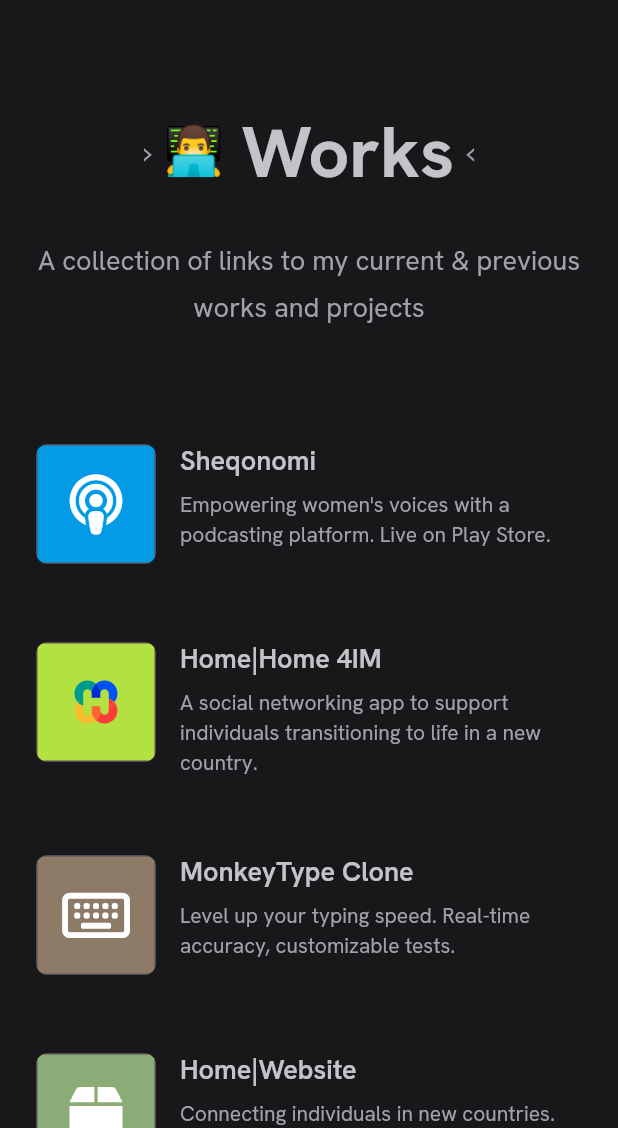
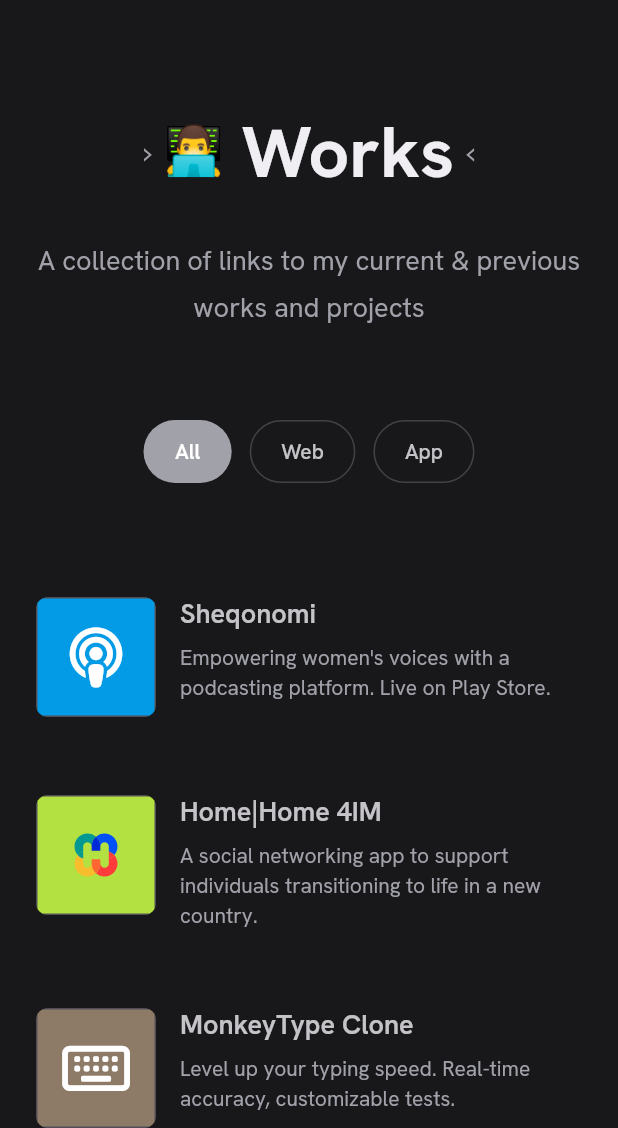
Before and after one commit to Ankit180898/portfolio_website, a Flutter app: the ProjectsScreen screen opened by its route, on a phone screen of 412 x 824 dp, the part 108-1236 px from its top. Run offline on Flutter 3.47's test engine with Material 3 defaults, Android fonts, the phone set to English and light mode, and no system bars; our stand-ins replace cached_network_image, flutter_svg, font_awesome_flutter, get, get_storage; accounts and stored records are empty.

Commit message:
Refactor project filtering logic in ProjectsController; add filter chips UI in ProjectsScreen; update ProjectCard icon handling; improve color usage for better readability.

```diff
--- a/lib/controllers/projects_controller.dart
+++ b/lib/controllers/projects_controller.dart
@@ -18,7 +18,7 @@
   final RxString activeFilter = 'All'.obs;
 
   // Available filters
-  List<String> get filters => ['All', 'Web', 'App', 'Design'];
+  List<String> get filters => ['All', 'Web', 'App'];
 
   // Get filtered projects based on active filter
   List<Project> get filteredProjects {
@@ -27,7 +27,7 @@
     }
 
     final ProjectType filterType = ProjectType.values.firstWhere(
-      (type) => type.toString().split('.').last == activeFilter.value,
+      (type) => type.toString().split('.').last == activeFilter.value.toLowerCase(),
       orElse: () => ProjectType.web,
     );
 
--- a/lib/screens/projects_screen.dart
+++ b/lib/screens/projects_screen.dart
@@ -45,6 +45,9 @@
 
                         // Header
                         _buildHeader(themeController),
+                        const SizedBox(height: 60),
+                        // Header
+                        _buildFilterChips(controller, themeController),
                         const SizedBox(height: 60),
 
                         // Projects grid or list
@@ -94,7 +97,7 @@
                 fontFamily: AppTheme.fontFamily,
                 fontSize: 48,
                 fontWeight: AppTheme.bold,
-                color: themeController.textPrimaryColor.withOpacity(0.8),
+                color: themeController.textPrimaryColor,
               ),
             ),
             const SizedBox(width: 8),
@@ -127,6 +130,68 @@
     );
   }
 
+  Widget _buildFilterChips(
+    ProjectsController controller,
+    ThemeController themeController,
+  ) {
+    return Obx(() {
+      return Container(
+        alignment: Alignment.center,
+        child: Wrap(
+          spacing: 12,
+          runSpacing: 12,
+          alignment: WrapAlignment.center,
+          children:
+              controller.filters.map((filter) {
+                final isSelected = controller.activeFilter.value == filter;
+
+                return InkWell(
+                  onTap: () => controller.setFilter(filter),
+                  borderRadius: BorderRadius.circular(24),
+                  child: Container(
+                    padding: const EdgeInsets.symmetric(
+                      horizontal: 20,
+                      vertical: 8,
+                    ),
+                    decoration: BoxDecoration(
+                      color:
+                          isSelected
+                              ? themeController.textMutedColor
+                              : Colors.transparent,
+                      borderRadius: BorderRadius.circular(24),
+                      border: Border.all(
+                        color:
+                            isSelected
+                                ? Colors.transparent
+                                : themeController.textMutedColor.withOpacity(
+                                  0.3,
+                                ),
+                        width: 1,
+                      ),
+                    ),
+                    child: Text(
+                      filter,
+                      style: TextStyle(
+                        fontFamily: AppTheme.fontFamily,
+                        fontSize: 14,
+                        fontWeight:
+                            isSelected ? AppTheme.semiBold : AppTheme.medium,
+                        color:
+                            isSelected
+                                ? Colors.white
+                                : themeController.textPrimaryColor.withOpacity(
+                                  0.8,
+                                ),
+                      ),
+                    ),
+                  ),
+                );
+              }).toList(),
+        ),
+      );
+    });
+  }
+
   Widget _buildProjects(BuildContext context, ProjectsController controller) {
     final width = MediaQuery.of(context).size.width;
     final isMobile = width < AppBreakpoints.md;
@@ -141,7 +206,7 @@
 
   Widget _buildProjectsList(ProjectsController controller) {
     return Obx(() {
-      final projects = controller.projects;
+      final projects = controller.filteredProjects;
 
       return ListView.separated(
         shrinkWrap: true,
@@ -160,7 +225,7 @@
     ProjectsController controller,
   ) {
     return Obx(() {
-      final projects = controller.projects;
+      final projects = controller.filteredProjects;
 
       // Always use exactly 3 columns for consistency with navbar width
       const int columns = 3;
--- a/lib/widgets/project_card.dart
+++ b/lib/widgets/project_card.dart
@@ -265,10 +265,10 @@
           color: Colors.white,
         );
       case "FlutterStack":
-        return FaIcon(
-          FontAwesomeIcons.flutter,
-          size: iconSize,
-          color: Colors.white,
+        return Image.asset(
+          "assets/images/icons/flutterstack.png",
+          width: iconSize,
+          height: iconSize,
         );
       case "Artwork Images":
         return FaIcon(
@@ -338,7 +338,7 @@
     switch (title) {
       case "Spendify":
         return const Color(0xFF8BC34A); // Green
-      case "Flutter Stack":
+      case "FlutterStack":
         return const Color(0xFF4169E1); // Royal blue
       case "Artwork Images":
         return const Color(0xFFFF4081); // Pink
```
Also changed, not shown: assets/images/icons/flutterstack.png (added).
